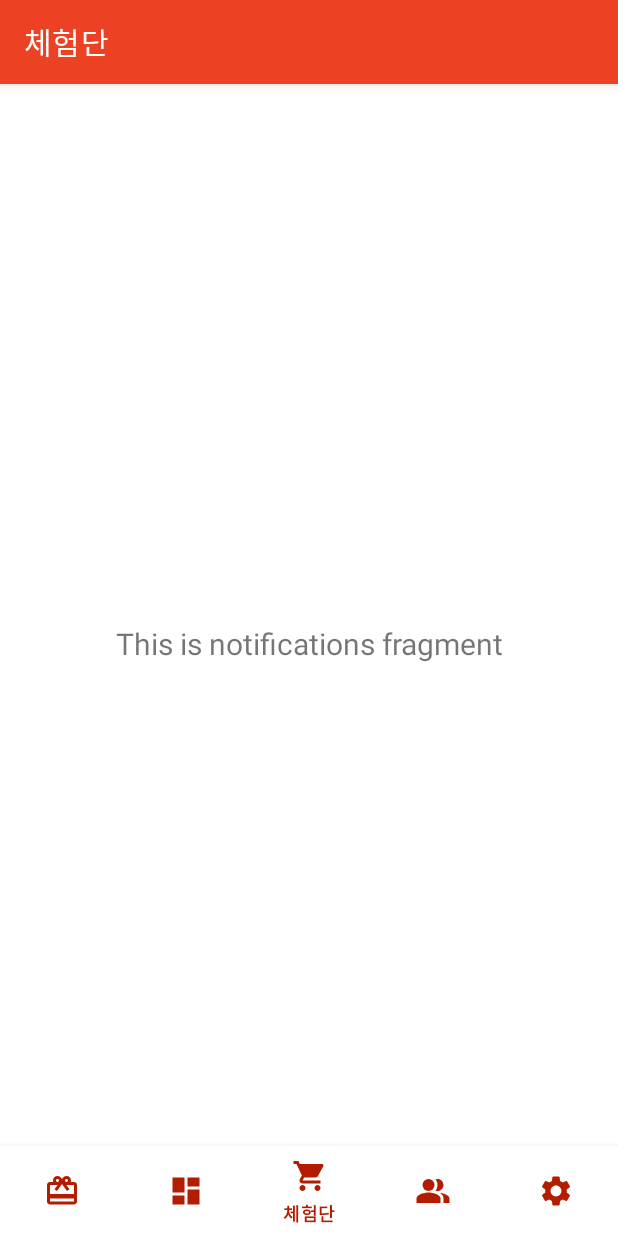
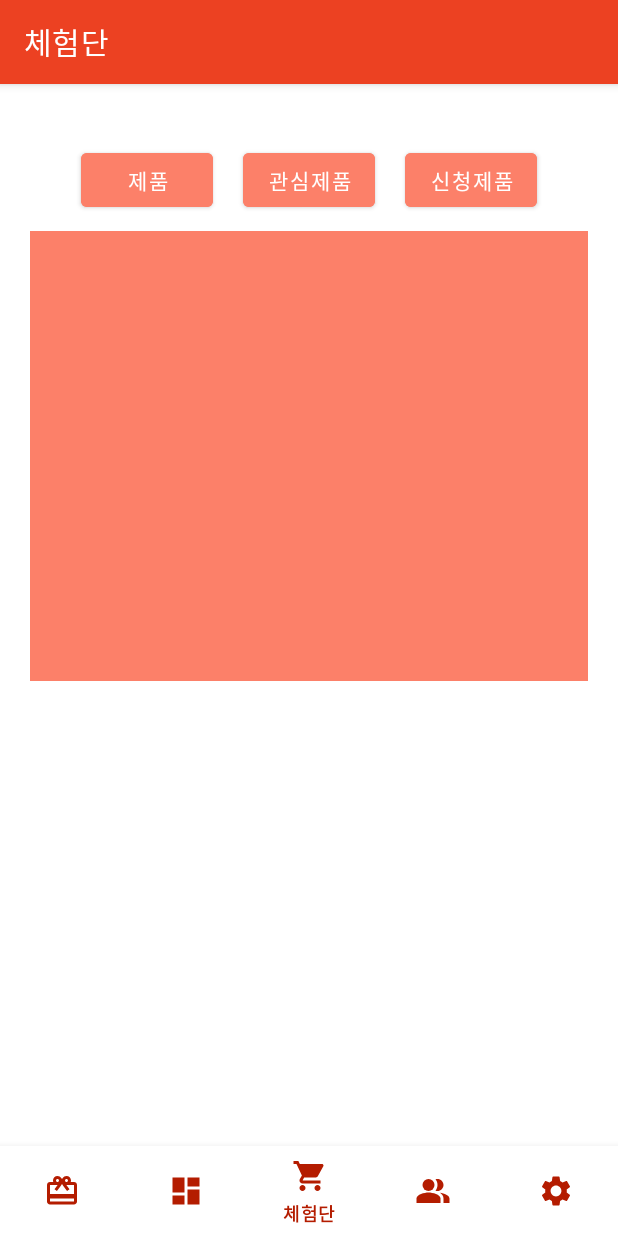
Before and after one commit to HealthCatcher/HealthHola-Android, an Android app: the ExperienceFragment screen opened through its navigation route, on a phone screen of 412 x 824 dp. Run offline under Robolectric (Android 15) with nearby library versions, the phone set to English and light mode, and no system bars; our stand-ins replace navigation-ui; 4 statements that could not run were skipped.

Commit message:
feat: 체험단 페이지 ui 추가

```diff
--- a/app/src/main/res/layout/fragment_experience.xml
+++ b/app/src/main/res/layout/fragment_experience.xml
@@ -4,20 +4,64 @@
     xmlns:tools="http://schemas.android.com/tools"
     android:layout_width="match_parent"
     android:layout_height="match_parent"
-    tools:context=".mainactivity.ui.experience.ExperienceFragment"
-    android:layout_marginBottom="60dp">
+    android:layout_marginBottom="60dp"
+    tools:context=".mainactivity.ui.experience.ExperienceFragment">
 
-    <TextView
-        android:id="@+id/text_experience"
+    <LinearLayout
+        android:id="@+id/product_category"
         android:layout_width="match_parent"
         android:layout_height="wrap_content"
-        android:layout_marginStart="8dp"
-        android:layout_marginTop="8dp"
-        android:layout_marginEnd="8dp"
-        android:textAlignment="center"
-        android:textSize="20sp"
+        android:orientation="horizontal"
+        android:gravity="center">
+
+        <Button
+            android:layout_width="wrap_content"
+            android:layout_height="wrap_content"
+            android:backgroundTint="@color/brand_primary_600"
+            android:layout_margin="10dp"
+            android:text="제품"
+            android:textColor="@color/white" />
+
+        <Button
+            android:layout_width="wrap_content"
+            android:layout_height="wrap_content"
+            android:layout_margin="10dp"
+            android:backgroundTint="@color/brand_primary_600"
+            android:text="관심제품"
+            android:textColor="@color/white" />
+
+        <Button
+            android:layout_width="wrap_content"
+            android:layout_height="wrap_content"
+            android:layout_margin="10dp"
+            android:backgroundTint="@color/brand_primary_600"
+            android:text="신청제품"
+            android:textColor="@color/white" />
+    </LinearLayout>
+    <ScrollView
+        android:layout_width="match_parent"
+        android:layout_height="0dp"
+        app:layout_constraintTop_toBottomOf="@id/product_category"
         app:layout_constraintBottom_toBottomOf="parent"
+        app:layout_constraintStart_toStartOf="parent"
         app:layout_constraintEnd_toEndOf="parent"
-        app:layout_constraintStart_toStartOf="parent"
-        app:layout_constraintTop_toTopOf="parent" />
+        android:layout_marginBottom="60dp"
+        android:layout_marginStart="20dp"
+        android:layout_marginEnd="20dp"
+        >
+        <LinearLayout
+            android:layout_width="match_parent"
+            android:layout_height="match_parent"
+            android:orientation="vertical">
+            <ImageView
+                android:layout_width="match_parent"
+                android:layout_height="300dp"
+                android:text="제품"
+                android:textSize="20sp"
+                android:padding="10dp"
+                android:background="@color/brand_primary_600"
+                android:textColor="@color/white" />
+        </LinearLayout>
+    </ScrollView>
+
 </androidx.constraintlayout.widget.ConstraintLayout>
```
